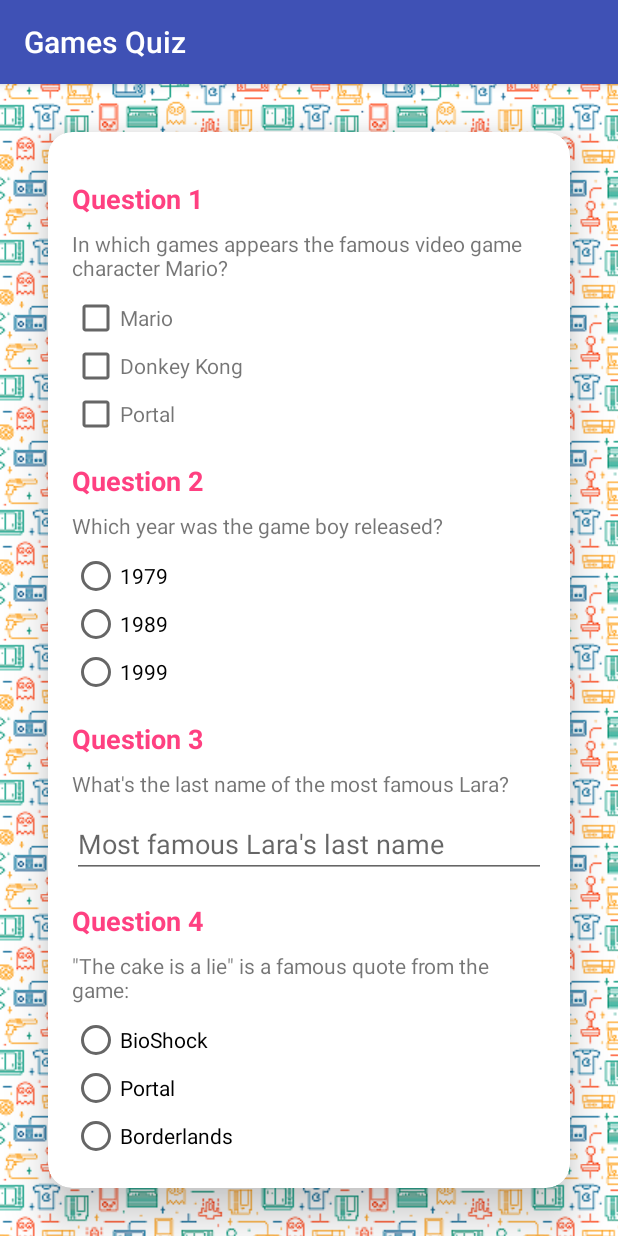
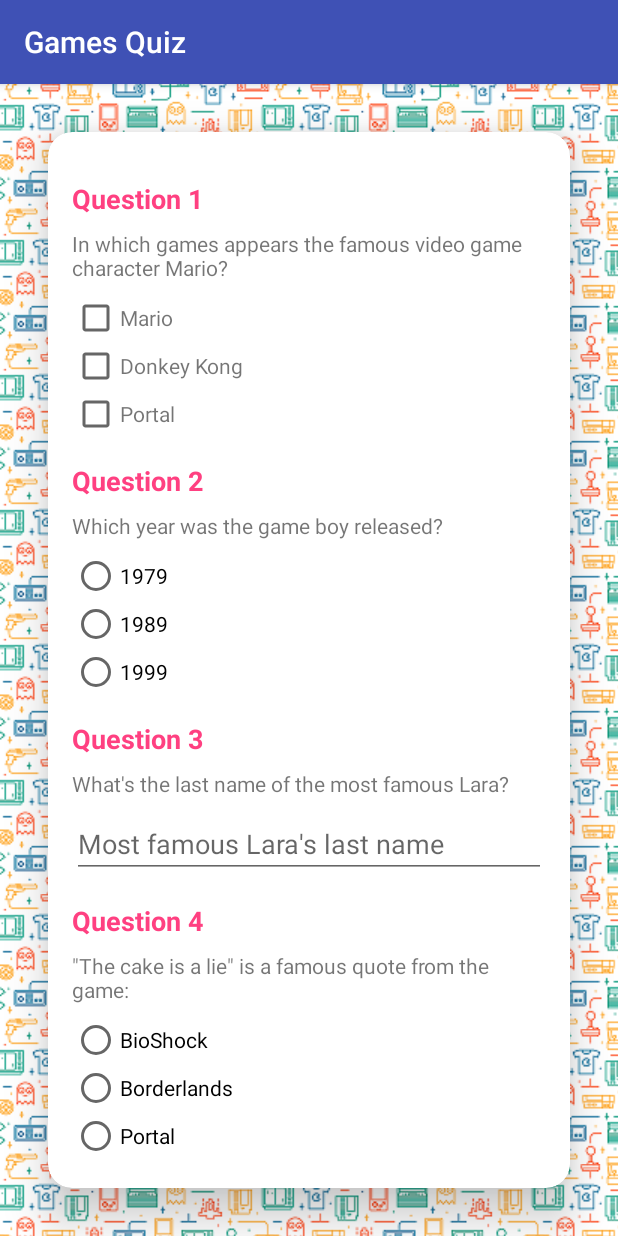
Before and after one commit to laramartin/android_games_quiz_udacity, an Android app: the screen it shows after launch (MainActivity), on a phone screen of 412 x 824 dp. Run offline under Robolectric (Android 15) with nearby library versions, the phone set to English and light mode, and no system bars.

Commit message:
check answers radio buttons

```diff
--- a/GamesQuiz/app/src/main/res/layout/activity_main.xml
+++ b/GamesQuiz/app/src/main/res/layout/activity_main.xml
@@ -107,18 +107,15 @@
                     <RadioButton android:id="@+id/radio_1979"
                         android:layout_width="wrap_content"
                         android:layout_height="wrap_content"
-                        android:text="@string/answer1979"
-                        android:onClick=""/>
+                        android:text="@string/answer1979"/>
                     <RadioButton android:id="@+id/radio_1989"
                         android:layout_width="wrap_content"
                         android:layout_height="wrap_content"
-                        android:text="@string/answer1989"
-                        android:onClick=""/>
+                        android:text="@string/answer1989"/>
                     <RadioButton android:id="@+id/radio_1999"
                         android:layout_width="wrap_content"
                         android:layout_height="wrap_content"
-                        android:text="@string/answer1999"
-                        android:onClick=""/>
+                        android:text="@string/answer1999"/>
                 </RadioGroup>
 
                 <TextView
@@ -161,18 +158,15 @@
                     <RadioButton android:id="@+id/radio_bioShock"
                         android:layout_width="wrap_content"
                         android:layout_height="wrap_content"
-                        android:text="@string/answerBioShock"
-                        android:onClick=""/>
+                        android:text="@string/answerBioShock"/>
+                    <RadioButton android:id="@+id/radio_borderlands"
+                        android:layout_width="wrap_content"
+                        android:layout_height="wrap_content"
+                        android:text="@string/answerBorderlands"/>
                     <RadioButton android:id="@+id/radio_portal"
                         android:layout_width="wrap_content"
                         android:layout_height="wrap_content"
-                        android:text="@string/answerPortal"
-                        android:onClick=""/>
-                    <RadioButton android:id="@+id/radio_borderlands"
-                        android:layout_width="wrap_content"
-                        android:layout_height="wrap_content"
-                        android:text="@string/answerBorderlands"
-                        android:onClick=""/>
+                        android:text="@string/answerPortal"/>
                 </RadioGroup>
 
 
```
Also changed, not shown: GamesQuiz/app/src/main/java/eu/laramartin/gamesquiz/MainActivity.java (+38 -6 lines).
